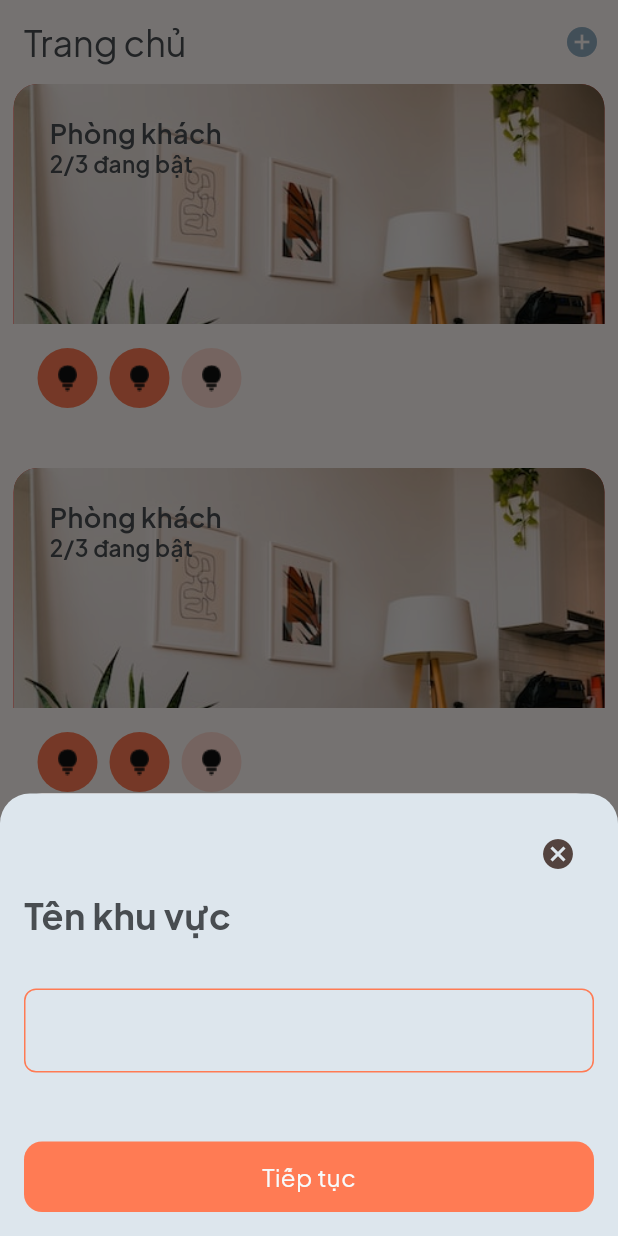
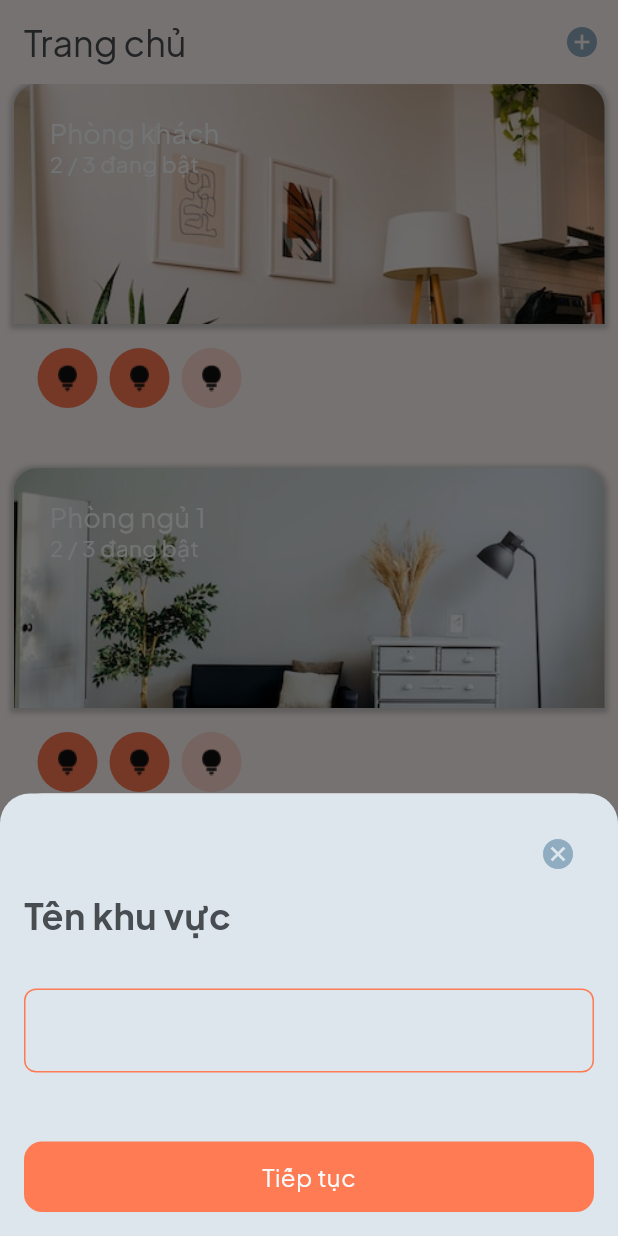
Before and after one commit to doanvanquoc/iot_app, a Flutter app: the screen it shows after launch, after a tap on the "add circle" icon, on a phone screen of 412 x 824 dp. Run offline on Flutter 3.47's test engine with Material 2 defaults, Android fonts, the phone set to English and light mode, and no system bars; our stand-ins replace get, google_fonts, lottie.

Commit message:
chức năng thêm phòng

```diff
--- a/lib/common/apps/app_style.dart
+++ b/lib/common/apps/app_style.dart
@@ -7,14 +7,12 @@ class AppStyle {
   ); // Style text appbar
 
   static const onImagePrimaryText = TextStyle(
-    color: Color(0xff484D51),
+    color: Color(0xffF7FBFC),
     fontSize: 18,
-    fontWeight: FontWeight.w600,
   ); // Style text cho text nằm trên ảnh, dòng 1
   static const onImageSecondaryText = TextStyle(
-    color: Color(0xff484D51),
+    color: Color(0xffF7FBFC),
     fontSize: 15,
-    fontWeight: FontWeight.w600,
   ); // Style text cho text nằm trên ảnh, dòng 2
 
   static const onCardPrimaryText = TextStyle(
--- a/lib/main.dart
+++ b/lib/main.dart
@@ -1,4 +1,6 @@
 import 'package:flutter/material.dart';
+import 'package:get/get.dart';
+import 'package:get/instance_manager.dart';
 import 'package:google_fonts/google_fonts.dart';
 import 'package:iot_app/views/home/home_screen.dart';
 
@@ -12,7 +14,7 @@ class MyApp extends StatelessWidget {
 
   @override
   Widget build(BuildContext context) {
-    return MaterialApp(
+    return GetMaterialApp(
       debugShowCheckedModeBanner: false,
       title: 'IoT App',
       theme: ThemeData(
--- /dev/null
+++ b/lib/models/room.dart
@@ -0,0 +1,12 @@
+class Room {
+  final String name;
+  final int totalDevices;
+  final int turningDevices;
+  final String imgUrl;
+  Room({
+    required this.name,
+    required this.totalDevices,
+    required this.turningDevices,
+    required this.imgUrl,
+  });
+}
--- /dev/null
+++ b/lib/view_models/home_view_model/add_room_viewmodel.dart
@@ -0,0 +1,129 @@
+import 'dart:developer';
+
+import 'package:flutter/material.dart';
+import 'package:get/get.dart';
+import 'package:iot_app/common/apps/app_color.dart';
+import 'package:iot_app/models/room.dart';
+import 'package:iot_app/views/home/widgets/add_area.dart';
+import 'package:iot_app/views/home/widgets/add_bg.dart';
+import 'package:iot_app/views/home/widgets/complete_add.dart';
+
+class AddRoomController extends GetxController {
+  RxInt currentIndex = 0.obs;
+  List<Widget> lstShowModal = [];
+  RxList<Room> rooms = <Room>[].obs;
+  RxString roomName = ''.obs;
+  RxString imgUrl = ''.obs;
+
+  RxList<String> imgs = [
+    'assets/images/bg1.png',
+    'assets/images/bg2.png',
+    'assets/images/bg3.png',
+    'assets/images/bg4.png',
+    'assets/images/bg5.png',
+    'assets/images/bg6.png',
+  ].obs;
+
+  RxString selectedImgUrl = ''.obs;
+
+  @override
+  void onInit() {
+    lstShowModal = [
+      AddArea(onNext: onNext, onCancel: onCancel),
+      AddBackground(onNext: onNext, onBack: onBack, onCancel: onCancel),
+      CompleteAdd(onDone: onDone, onCancel: onCancel)
+    ];
+
+    rooms.value = [
+      Room(
+        name: 'Phòng khách',
+        totalDevices: 3,
+        turningDevices: 2,
+        imgUrl: 'assets/images/living_room.png',
+      ),
+      Room(
+        name: 'Phòng ngủ 1',
+        totalDevices: 3,
+        turningDevices: 2,
+        imgUrl: 'assets/images/bed_room1.png',
+      ),
+      Room(
+        name: 'Phòng ngủ 2',
+        totalDevices: 3,
+        turningDevices: 2,
+        imgUrl: 'assets/images/bed_room2.png',
+      ),
+    ];
+    super.onInit();
+  }
+
+  void onNext() {
+    currentIndex.value++;
+    Get.back();
+    showModalBottomSheetAction();
+  }
+
+  void onBack() {
+    currentIndex.value--;
+    Get.back();
+    showModalBottomSheetAction();
+  }
+
+  void onDone() {
+    currentIndex.value = 0;
+    log(imgUrl.toString());
+    rooms.add(Room(
+        name: roomName.value,
+        totalDevices: 0,
+        turningDevices: 0,
+        imgUrl: imgUrl.value));
+    Get.back();
+    reset();
+  }
+
+  void onCancel() {
+    currentIndex.value = 0;
+    reset();
+    Get.back();
+  }
+
+  void showModalBottomSheetAction() {
+    showModalBottomSheet(
+        isScrollControlled: true,
+        context: Get.context!,
+        builder: (_) {
+          return Padding(
+            padding: EdgeInsets.only(bottom: Get.mediaQuery.viewInsets.bottom),
+            child: Container(
+              padding: const EdgeInsets.all(16),
+              decoration: const BoxDecoration(
+                color: AppColor.backgroundColor,
+                borderRadius: BorderRadius.only(
+                  topLeft: Radius.circular(20),
+                  topRight: Radius.circular(20),
+                ),
+              ),
+              child: lstShowModal[currentIndex.value],
+            ),
+          );
+        });
+  }
+
+  void setRoomName(String name) {
+    roomName.value = name;
+  }
+
+  void setImgUrl(String url) {
+    imgUrl.value = url;
+  }
+
+  void reset() {
+    selectedImgUrl.value = '';
+    roomName.value = '';
+    imgUrl.value = '';
+  }
+
+  void onSelectedChange(String url) {
+    selectedImgUrl.value = url;
+  }
+}
--- a/lib/views/home/home_screen.dart
+++ b/lib/views/home/home_screen.dart
@@ -1,84 +1,24 @@
 import 'package:flutter/material.dart';
+import 'package:get/get.dart';
 import 'package:iot_app/common/apps/app_color.dart';
 import 'package:iot_app/common/apps/app_style.dart';
-import 'package:iot_app/views/home/widgets/add_area.dart';
-import 'package:iot_app/views/home/widgets/add_bg.dart';
-import 'package:iot_app/views/home/widgets/complete_add.dart';
+import 'package:iot_app/view_models/home_view_model/add_room_viewmodel.dart';
 import 'package:iot_app/views/home/widgets/room_item.dart';
 
-class HomeScreen extends StatefulWidget {
+class HomeScreen extends StatelessWidget {
   const HomeScreen({super.key});
 
   @override
-  State<HomeScreen> createState() => _HomeScreenState();
-}
-
-class _HomeScreenState extends State<HomeScreen> {
-  int currentIndex = 0;
-  List<Widget> lstShowModal = [];
-
-  void onNext() {
-    setState(() {
-      currentIndex++;
-    });
-    Navigator.pop(context);
-    showModalBottomSheetAction();
-  }
-
-  void onBack() {
-    setState(() {
-      currentIndex--;
-    });
-    Navigator.pop(context);
-    showModalBottomSheetAction();
-  }
-
-  void onDone() {
-    currentIndex = 0;
-    Navigator.pop(context);
-  }
-
-  void showModalBottomSheetAction() {
-    showModalBottomSheet(
-      isScrollControlled: true,
-      context: context,
-      builder: (context) => Padding(
-        padding:
-            EdgeInsets.only(bottom: MediaQuery.of(context).viewInsets.bottom),
-        child: Container(
-          padding: const EdgeInsets.all(16),
-          decoration: const BoxDecoration(
-            color: AppColor.backgroundColor,
-            borderRadius: BorderRadius.only(
-              topLeft: Radius.circular(20),
-              topRight: Radius.circular(20),
-            ),
-          ),
-          child: lstShowModal[currentIndex],
-        ),
-      ),
-    );
-  }
-
-  @override
-  void initState() {
-    lstShowModal = [
-      AddArea(onNext: onNext),
-      AddBackground(onNext: onNext, onBack: onBack),
-      CompleteAdd(onDone: onDone)
-    ];
-    super.initState();
-  }
-
-  @override
   Widget build(BuildContext context) {
+    final addRoomViewModel = Get.put(AddRoomController());
     return Scaffold(
       resizeToAvoidBottomInset: true,
       appBar: AppBar(
+        surfaceTintColor: Colors.transparent,
         title: const Text('Trang chủ', style: AppStyle.appBarText),
         actions: [
           IconButton(
-            onPressed: showModalBottomSheetAction,
+            onPressed: addRoomViewModel.showModalBottomSheetAction,
             icon: const Icon(
               Icons.add_circle,
               color: AppColor.secondaryColor,
@@ -86,12 +26,15 @@ class _HomeScreenState extends State<HomeScreen> {
           ),
         ],
       ),
-      body: ListView.builder(
+      body: Obx(
+        () => ListView.builder(
           padding: const EdgeInsets.symmetric(horizontal: 9),
-          itemCount: 3,
+          itemCount: addRoomViewModel.rooms.length,
           itemBuilder: (_, index) {
-            return const RoomItem();
-          }),
+            return RoomItem(room: addRoomViewModel.rooms[index]);
+          },
+        ),
+      ),
     );
   }
 }
--- a/lib/views/home/widgets/add_area.dart
+++ b/lib/views/home/widgets/add_area.dart
@@ -1,13 +1,17 @@
 import 'package:flutter/material.dart';
+import 'package:get/get.dart';
 import 'package:iot_app/common/apps/app_color.dart';
 import 'package:iot_app/common/apps/app_style.dart';
 import 'package:iot_app/common/widgets/my_button.dart';
+import 'package:iot_app/view_models/home_view_model/add_room_viewmodel.dart';
 
 class AddArea extends StatelessWidget {
-  const AddArea({super.key, required this.onNext});
+  const AddArea({super.key, required this.onNext, required this.onCancel});
   final Function() onNext;
+  final Function() onCancel;
   @override
   Widget build(BuildContext context) {
+    final addRoomViewModel = Get.find<AddRoomController>();
     return Column(
       mainAxisSize: MainAxisSize.min,
       mainAxisAlignment: MainAxisAlignment.center,
@@ -17,11 +21,10 @@ class AddArea extends StatelessWidget {
           mainAxisAlignment: MainAxisAlignment.end,
           children: [
             IconButton(
-              onPressed: () {
-                Navigator.pop(context);
-              },
+              onPressed: onCancel,
               icon: const Icon(
                 Icons.cancel,
+                color: AppColor.secondaryColor,
               ),
             )
           ],
@@ -29,8 +32,9 @@ class AddArea extends StatelessWidget {
         Text('Tên khu vực',
             style: AppStyle.appBarText.copyWith(fontWeight: FontWeight.bold)),
         const SizedBox(height: 32),
-        const TextField(
-          decoration: InputDecoration(
+        TextField(
+          onChanged: (value) => addRoomViewModel.setRoomName(value),
+          decoration: const InputDecoration(
             enabledBorder: OutlineInputBorder(
               borderSide: BorderSide(color: AppColor.primaryColor),
               borderRadius: BorderRadius.all(Radius.circular(8)),
--- a/lib/views/home/widgets/room_item.dart
+++ b/lib/views/home/widgets/room_item.dart
@@ -1,9 +1,11 @@
 import 'package:flutter/material.dart';
 import 'package:iot_app/common/apps/app_color.dart';
 import 'package:iot_app/common/apps/app_style.dart';
+import 'package:iot_app/models/room.dart';
 
 class RoomItem extends StatelessWidget {
-  const RoomItem({super.key});
+  const RoomItem({super.key, required this.room});
+  final Room room;
   @override
   Widget build(BuildContext context) {
     return Column(
@@ -12,28 +14,38 @@ class RoomItem extends StatelessWidget {
         Stack(
           children: [
             Container(
-              decoration: const BoxDecoration(
-                borderRadius: BorderRadius.only(
+              decoration: BoxDecoration(
+                boxShadow: [
+                  BoxShadow(
+                    color: Colors.grey.withOpacity(.5),
+                    blurRadius: 2,
+                    spreadRadius: 2,
+                    offset: const Offset(0, 1),
+                  )
+                ],
+                borderRadius: const BorderRadius.only(
                   topLeft: Radius.circular(16),
                   topRight: Radius.circular(16),
                 ),
                 image: DecorationImage(
-                  image: AssetImage('assets/images/image.png'),
+                  image: AssetImage(room.imgUrl),
                   fit: BoxFit.cover,
                 ),
-                color: Colors.red,
               ),
               height: 160,
             ),
-            const Positioned(
+            Positioned(
               top: 20,
               left: 24,
-              child: Text('Phòng khách', style: AppStyle.onImagePrimaryText),
+              child: Text(room.name, style: AppStyle.onImagePrimaryText),
             ),
-            const Positioned(
+            Positioned(
               top: 42,
               left: 24,
-              child: Text('2/3 đang bật', style: AppStyle.onImageSecondaryText),
+              child: Text(
+                '${room.turningDevices} / ${room.totalDevices} đang bật',
+                style: AppStyle.onImageSecondaryText,
+              ),
             ),
           ],
         ),
```
Also changed, not shown: lib/views/home/widgets/add_bg.dart (+41 -7 lines), lib/views/home/widgets/complete_add.dart (+8 -5 lines), assets/images/bed_room1.png (added), assets/images/bed_room2.png (added), assets/images/living_room.jpg (deleted), assets/images/living_room.png (renamed from assets/images/image.png), lib/view_models/nothing.dart (deleted).
